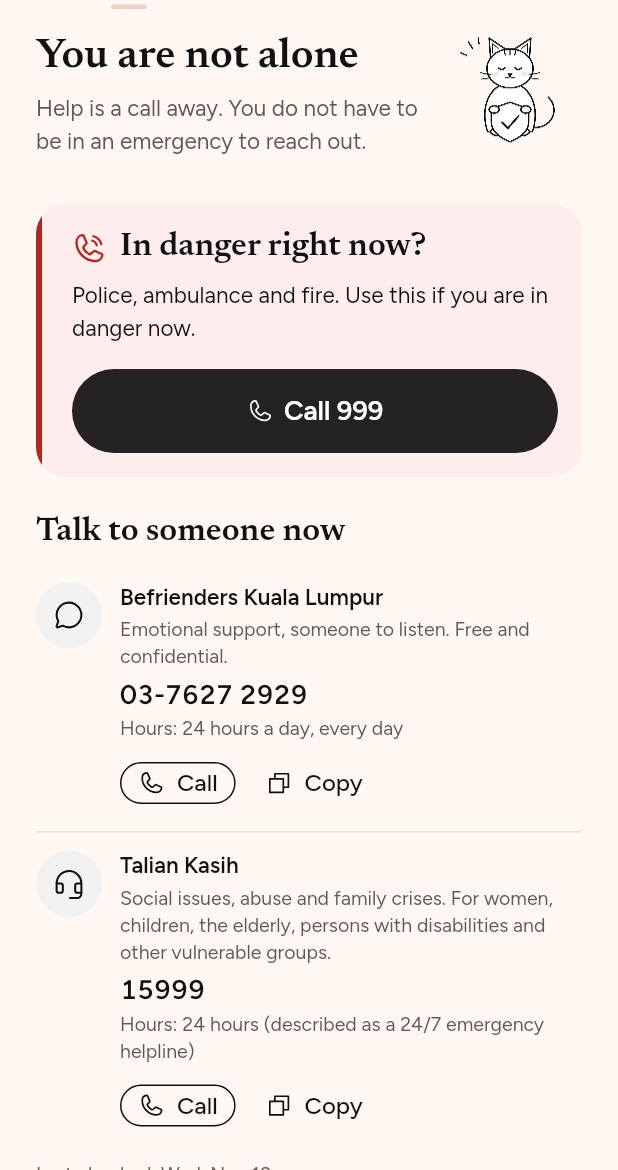
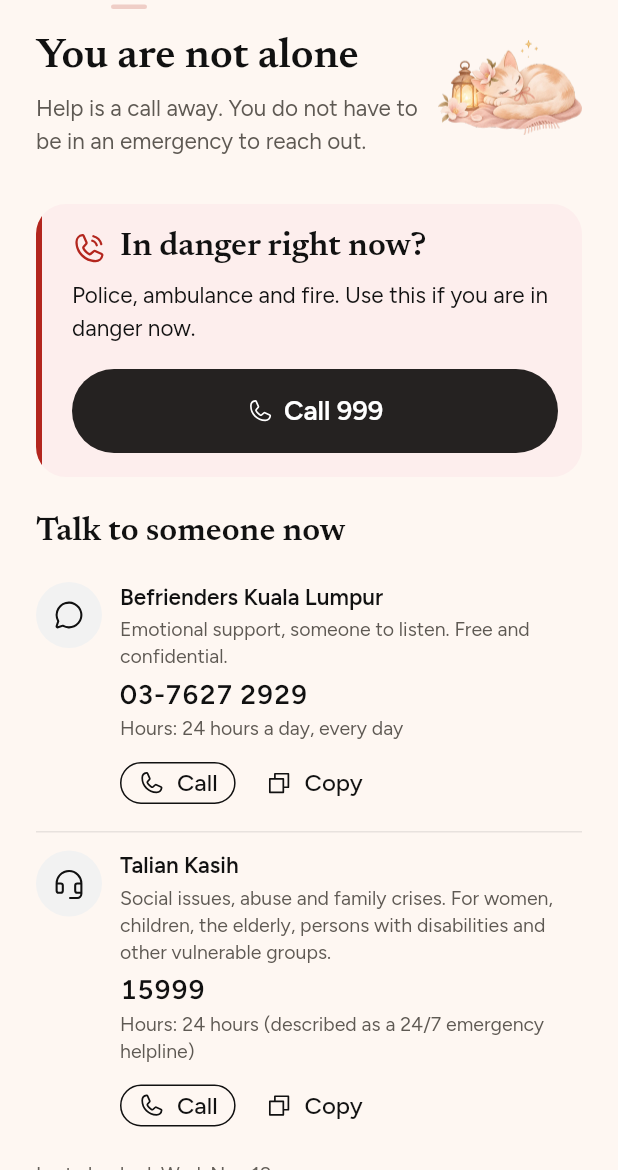
Before and after one commit to DineshVco/women-community-support, a Flutter app: the HelpScreen screen opened directly, on a phone screen of 412 x 824 dp, the part 66-1236 px from its top. Run offline on Flutter 3.47's test engine with Material 3 defaults, Android fonts, the phone set to English and light mode, and no system bars; our stand-ins replace cloud_firestore, firebase_auth, firebase_core, flutter_secure_storage, google_fonts, google_sign_in and 3 more; missing offline and left inert: cryptography; accounts and stored records are empty; generated files the repository leaves out were written again; project files that could hold a hidden picture were left out.

Commit message:
Painted onboarding cats replace the old line drawings
Three cleaned WebPs (800 px long side, 43-98 KB, specks and fringe
removed). LoomaCats.share/browse/safe now point at them, so Help and the
Guides empty state use them too; the old PNGs are deleted. Paintings
need no light card in dark mode.

Co-Authored-By: Claude Opus 5.5 <noreply@anthropic.com>

```diff
--- a/lib/presentation/screens/help_screen.dart
+++ b/lib/presentation/screens/help_screen.dart
@@ -134,7 +134,7 @@ class _Header extends StatelessWidget {
         const FloatingIllustration(
           asset: LoomaCats.safe,
           height: 96,
-          semanticLabel: 'Drawing of a cat holding a shield',
+          semanticLabel: 'Painting of a cat asleep by a lantern',
         ),
       ],
     );
--- a/lib/presentation/widgets/floating_illustration.dart
+++ b/lib/presentation/widgets/floating_illustration.dart
@@ -4,15 +4,32 @@ import '../../core/theme/app_colors.dart';
 import '../../core/theme/app_motion.dart';
 import '../../core/theme/app_radius.dart';
 
-/// The Looma cat drawings (900 × 900, transparent background).
-/// Original Looma artwork; the SVG sources are in source_svg/.
+/// The Looma cats. [share], [browse] and [safe] are painted (transparent
+/// WebP, about 800 px); [heart] is the line drawing (900 × 900 PNG).
 class LoomaCats {
   LoomaCats._();
 
-  static const String share = 'assets/images/looma_cat_share.png';
-  static const String browse = 'assets/images/looma_cat_browse.png';
-  static const String safe = 'assets/images/looma_cat_safe.png';
+  /// A cat holding a heart-shaped letter (tall).
+  static const String share = 'assets/images/hero/onboarding_share.webp';
+
+  /// A cat at a round window with flowers (round).
+  static const String browse = 'assets/images/hero/onboarding_browse.webp';
+
+  /// A cat asleep by a lantern (wide).
+  static const String safe = 'assets/images/hero/onboarding_safe.webp';
+
   static const String heart = 'assets/images/looma_cat_heart.png';
+
+  /// Width / height of each picture.
+  static const Map<String, double> aspect = {
+    share: 381 / 800,
+    browse: 800 / 785,
+    safe: 800 / 530,
+  };
+
+  /// Paintings show on any background; line drawings need a light card in
+  /// dark mode.
+  static bool isPainted(String asset) => aspect.containsKey(asset);
 }
 
 /// A drawing that gently floats (6 px up and down, every 3.5 s), and fades
@@ -26,12 +43,17 @@ class FloatingIllustration extends StatefulWidget {
     super.key,
     required this.asset,
     this.height = 260,
+    this.width,
     this.visible = true,
     this.semanticLabel,
   });
 
   final String asset;
   final double height;
+
+  /// The box is [height] square unless a width is given. The picture is
+  /// always shown whole inside it.
+  final double? width;
 
   /// The entrance plays when this becomes true (e.g. its onboarding page
   /// is the current page). Until then the picture is hidden.
@@ -96,20 +118,23 @@ class _FloatingIllustrationState extends State<FloatingIllustration>
   @override
   Widget build(BuildContext context) {
     final h = widget.height;
-    // Decode at display size, not 900 px.
-    final cacheWidth = (h * MediaQuery.devicePixelRatioOf(context)).round();
+    final w = widget.width ?? h;
+    // Decode at display size, not 800-900 px.
+    final cacheWidth = (w * MediaQuery.devicePixelRatioOf(context)).round();
 
     Widget picture = Image.asset(
       widget.asset,
-      width: h,
+      width: w,
       height: h,
       fit: BoxFit.contain,
       cacheWidth: cacheWidth,
       gaplessPlayback: true,
     );
 
-    // Dark mode: the drawing's dark lines need a light card behind them.
-    if (Theme.of(context).brightness == Brightness.dark) {
+    // Dark mode: a line drawing's dark lines need a light card behind them
+    // (paintings do not).
+    if (Theme.of(context).brightness == Brightness.dark &&
+        !LoomaCats.isPainted(widget.asset)) {
       picture = Container(
         padding: EdgeInsets.all(h * 0.05),
         decoration: BoxDecoration(
```
Also changed, not shown: pubspec.yaml (+4 -6 lines), assets/images/hero/onboarding_browse.webp (added), assets/images/hero/onboarding_safe.webp (added), assets/images/hero/onboarding_share.webp (added), assets/images/looma_cat_browse.png (deleted), assets/images/looma_cat_safe.png (deleted), assets/images/looma_cat_share.png (deleted).
